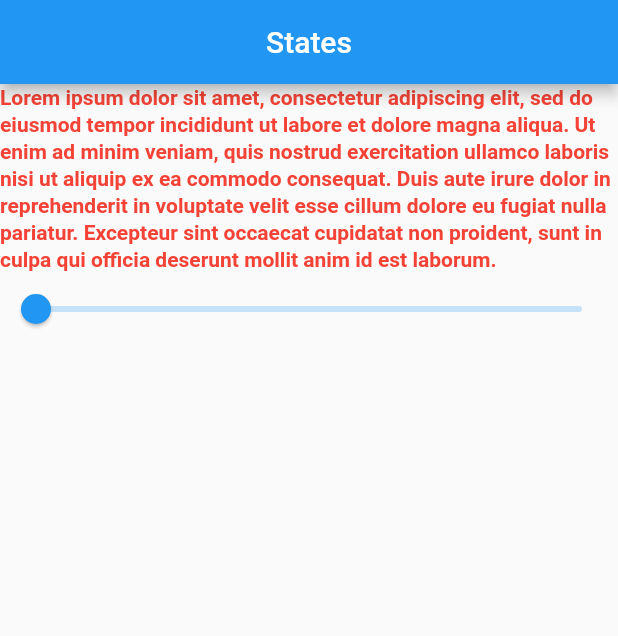
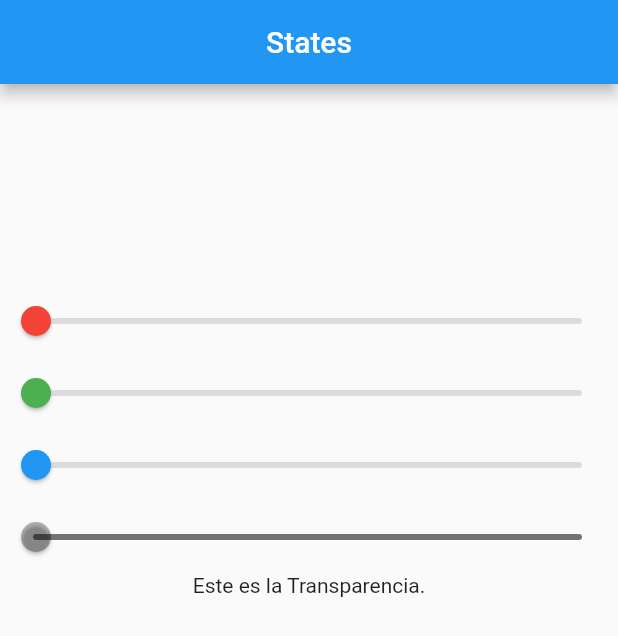
Before and after one commit to DinoPJ/codigo6_state6, a Flutter app: the screen it shows after launch, on a phone screen of 412 x 824 dp. Shown: the top 636 px of the screen. Run offline on Flutter 3.47's test engine with Material 2 defaults, Android fonts, the phone set to English and light mode, and no system bars.

```diff
--- a/lib/main.dart
+++ b/lib/main.dart
@@ -19,7 +19,10 @@ class InitPage extends StatefulWidget {
 }
 
 class _InitPageState extends State<InitPage> {
-  double sliderValue = 0;
+  double sliderRedValue = 0;
+  double sliderGreenValue = 0;
+  double sliderBlueValue = 0;
+  double transpareciaColor = 0;
 
   @override
   Widget build(BuildContext context) {
@@ -29,24 +32,77 @@ class _InitPageState extends State<InitPage> {
         centerTitle: true,
       ),
       body: Column(children: [
+        SizedBox(
+          height: 8.0,
+        ),
         Text(
           "Lorem ipsum dolor sit amet, consectetur adipiscing elit, sed do eiusmod tempor incididunt ut labore et dolore magna aliqua. Ut enim ad minim veniam, quis nostrud exercitation ullamco laboris nisi ut aliquip ex ea commodo consequat. Duis aute irure dolor in reprehenderit in voluptate velit esse cillum dolore eu fugiat nulla pariatur. Excepteur sint occaecat cupidatat non proident, sunt in culpa qui officia deserunt mollit anim id est laborum.",
           style: TextStyle(
             fontSize: 14.0,
             fontWeight: FontWeight.w600,
             height: 1.3,
-            color: Colors.red,
+            color: Color.fromRGBO(
+                sliderRedValue.toInt(),
+                sliderGreenValue.toInt(),
+                sliderBlueValue.toInt(),
+                transpareciaColor),
           ),
         ),
         Slider(
-          value: sliderValue,
+          value: sliderRedValue,
           min: 0,
-          max: 300,
+          max: 255,
+          activeColor: Colors.red,
+          inactiveColor: Colors.black12,
+          thumbColor: Colors.red,
           onChanged: (double pepito) {
-            sliderValue = pepito;
-            print(pepito);
+            sliderRedValue = pepito;
+
             setState(() {});
           },
+        ),
+        Slider(
+          value: sliderGreenValue,
+          min: 0,
+          max: 255,
+          activeColor: Colors.green,
+          inactiveColor: Colors.black12,
+          thumbColor: Colors.green,
+          onChanged: (double pepito) {
+            sliderGreenValue = pepito;
+
+            setState(() {});
+          },
+        ),
+        Slider(
+          value: sliderBlueValue,
+          min: 0,
+          max: 255,
+          activeColor: Colors.blue,
+          inactiveColor: Colors.black12,
+          thumbColor: Colors.blue,
+          onChanged: (double pepito) {
+            sliderBlueValue = pepito;
+
+            setState(() {});
+          },
+        ),
+        Slider(
+          value: transpareciaColor,
+          min: 0,
+          max: 1,
+          activeColor: Colors.black12,
+          inactiveColor: Colors.black54,
+          thumbColor: Colors.black26,
+          onChanged: (double pepito) {
+            transpareciaColor = pepito;
+            print(pepito);
+
+            setState(() {});
+          },
+        ),
+        Text(
+          "Este es la Transparencia.",
         ),
       ]),
     );
```
